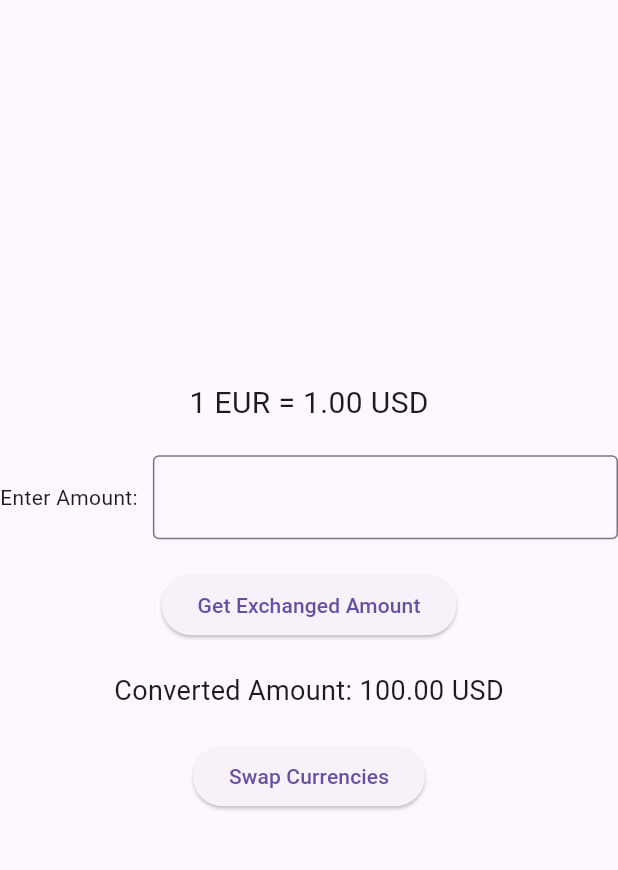
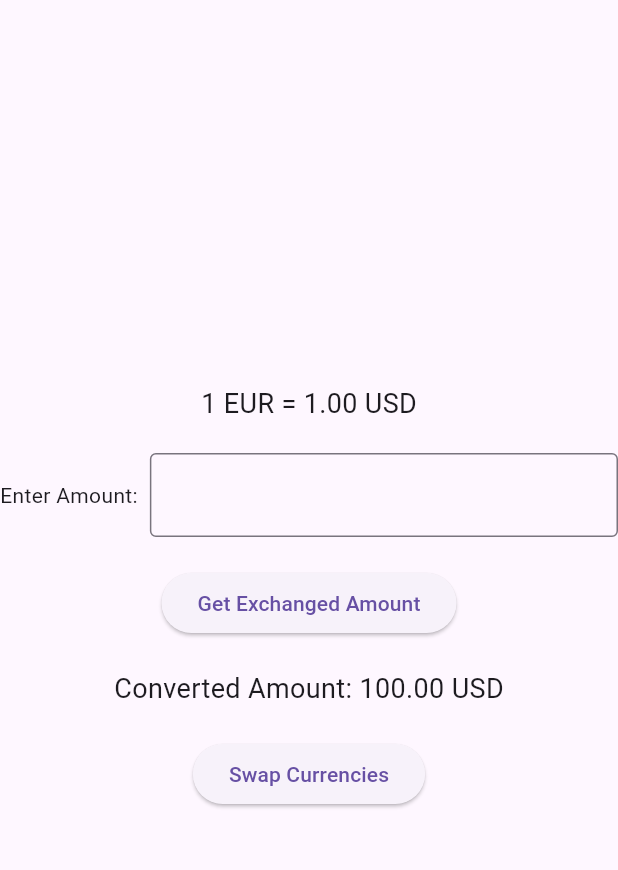
Before and after one commit to Anupam-1068/test_2023, a Flutter app: the screen it shows after launch, after a tap on "Get Exchanged Amount", on a phone screen of 412 x 824 dp, the part 63-933 px from its top. Run offline on Flutter 3.47's test engine with Material 3 defaults, Android fonts, the light colour scheme and no system bars; network calls fail.

Commit message:
Added functioality

```diff
--- a/lib/controllers/currency_controller.dart
+++ b/lib/controllers/currency_controller.dart
@@ -1,24 +1,33 @@
 import 'dart:convert';
+import 'package:flutter/material.dart';
 import 'package:http/http.dart' as http;
-import '../models/models.dart';
 
 class CurrencyController {
-  static final String apiKey = 'fca_live_6maiOaVpasQhCmUdLIAjqhnPw6hyp9tBB9oqXyvI';
+  static const String apiKey = 'fca_live_6maiOaVpasQhCmUdLIAjqhnPw6hyp9tBB9oqXyvI';
+  static const String baseUrl = 'https://api.freecurrencyapi.com/v1/latest';
 
-  static Future<ExchangeRate> fetchExchangeRate(String baseCurrency, String targetCurrency) async {
-    final url = 'https://api.freecurrencyapi.com/v1/latest?apikey=$apiKey&currencies=$baseCurrency,$targetCurrency';
+  static Future<double?> fetchExchangeRate(String baseCurrency, String targetCurrency) async {
+    final url = '$baseUrl?apikey=$apiKey&currencies=$baseCurrency';
 
-    final response = await http.get(Uri.parse(url));
+    try {
+      final response = await http.get(Uri.parse(url));
 
-    if (response.statusCode == 200) {
-      final data = jsonDecode(response.body);
-      return ExchangeRate.fromJson({
-        'base_currency': baseCurrency,
-        'target_currency': targetCurrency,
-        'rate': data['data']['$baseCurrency$targetCurrency'],
-      });
-    } else {
-      throw Exception('Failed to load exchange rate');
+      if (response.statusCode == 200) {
+        final data = jsonDecode(response.body);
+        final rates = data['data']['rates'];
+        final baseToTargetRate = rates[targetCurrency];
+
+        if (baseToTargetRate != null) {
+          return baseToTargetRate.toDouble();
+        } else {
+          throw Exception('Invalid exchange rates for currencies: $baseCurrency, $targetCurrency');
+        }
+      } else {
+        throw Exception('Failed to load exchange rate');
+      }
+    } catch (e) {
+      print('Error fetching exchange rate: $e');
+      return null;
     }
   }
 }
--- a/lib/main.dart
+++ b/lib/main.dart
@@ -14,7 +14,7 @@ class MyApp extends StatelessWidget {
     return MaterialApp(
       title: 'Currency Converter',
       theme: ThemeData(
-        primarySwatch: Colors.blue,
+        primarySwatch: Colors.green,
       ),
       home: HomePage(),
     );
--- a/lib/services/currency_converter.dart
+++ b/lib/services/currency_converter.dart
@@ -10,7 +10,7 @@ class CurrencyConverter {
 
   static Future<void> refresh() async {
     try {
-      ExchangeRate rate = await CurrencyController.fetchExchangeRate(baseCurrency, targetCurrency);
+      ExchangeRate rate = (await CurrencyController.fetchExchangeRate(baseCurrency, targetCurrency)) as ExchangeRate;
       exchangeRate = rate.rate;
     } catch (e) {
       // Handle error
--- a/lib/widgets/currency_converter_widget.dart
+++ b/lib/widgets/currency_converter_widget.dart
@@ -17,21 +17,20 @@ class _CurrencyConverterWidgetState extends State<CurrencyConverterWidget> {
         children: [
           Text(
             '1 ${CurrencyConverter.baseCurrency} = ${CurrencyConverter.getFormattedRate()} ${CurrencyConverter.targetCurrency}',
-            style: TextStyle(fontSize: 20),
+            style: TextStyle(fontSize: 18),
           ),
           SizedBox(height: 20),
           Row(
             mainAxisAlignment: MainAxisAlignment.center,
             children: [
               Text('Enter Amount:'),
-              SizedBox(width: 10),
+              SizedBox(width: 8),
               Flexible(
                 child: TextField(
                   keyboardType: TextInputType.number,
                   onChanged: (value) {
-                    setState(() {
-                      CurrencyConverter.enteredAmount = double.tryParse(value) ?? 0.0;
-                    });
+                    // Do not set state here
+                    CurrencyConverter.enteredAmount = double.tryParse(value) ?? 0.0;
                   },
                   decoration: InputDecoration(
                     border: OutlineInputBorder(),
--- a/pubspec.yaml
+++ b/pubspec.yaml
@@ -36,6 +36,7 @@ dependencies:
   # Use with the CupertinoIcons class for iOS style icons.
   cupertino_icons: ^1.0.2
   http: ^1.1.0
+  currency_converter: ^0.0.5
 
 dev_dependencies:
   flutter_test:
```
Also changed, not shown: pubspec.lock.
